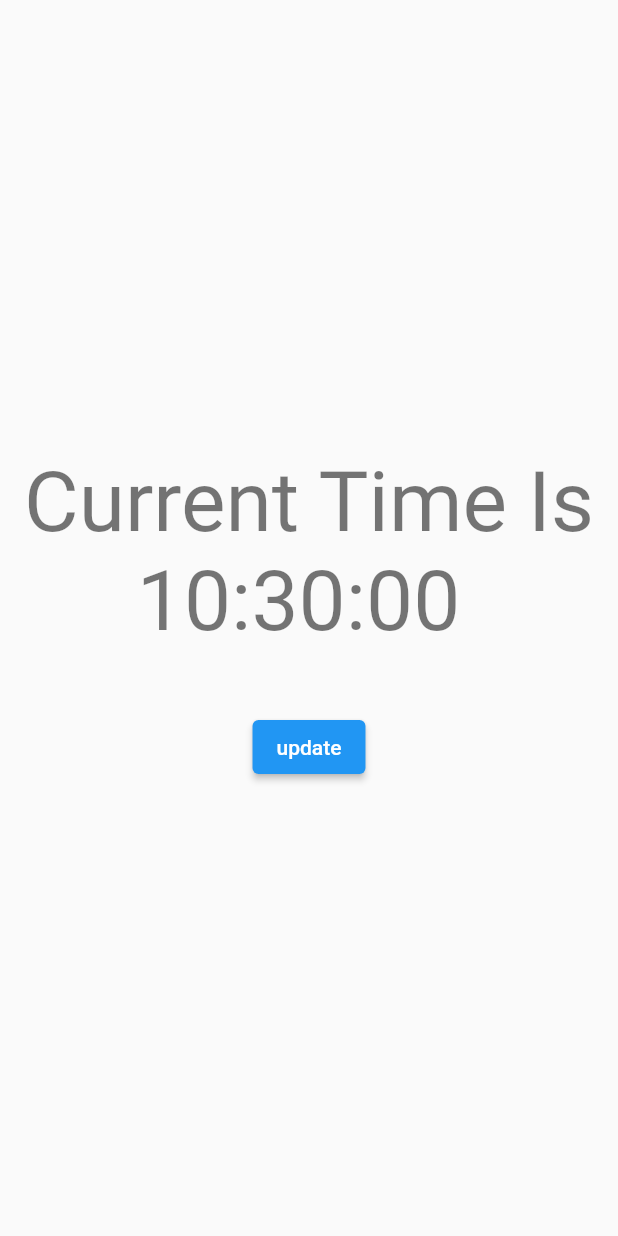
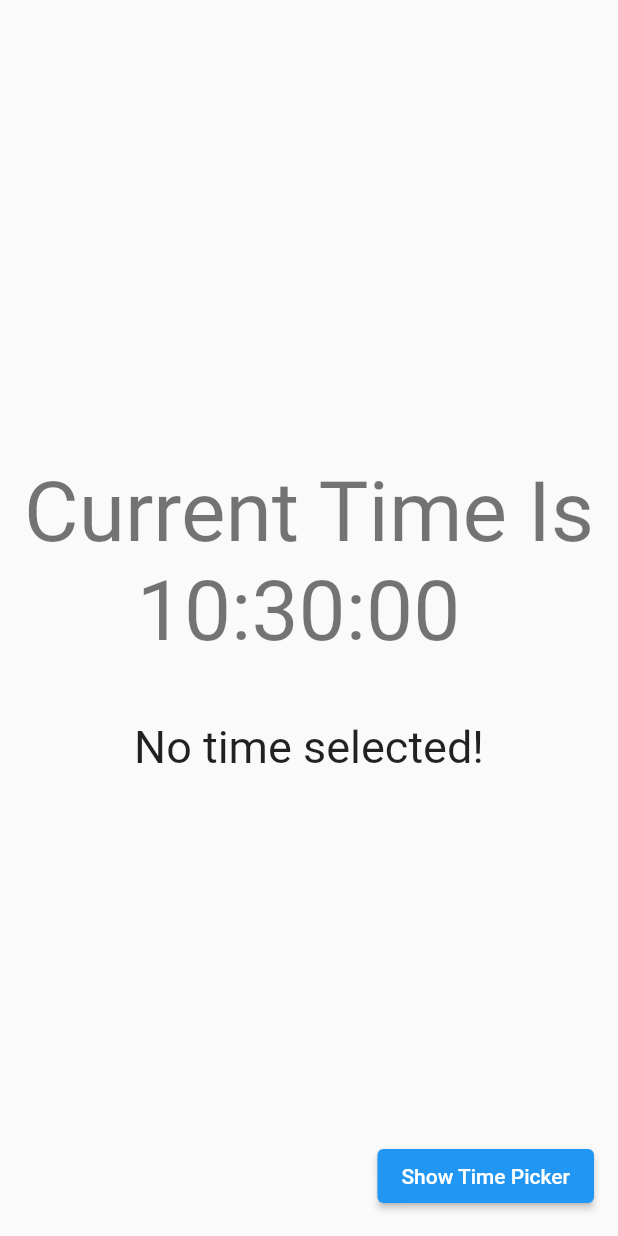
Before and after one commit to arbaan-max/Learning-Projects, a Flutter app: the first screen one second after launch, on a phone screen of 412 x 824 dp. Run offline on Flutter 3.47's test engine with Material 2 defaults, Android fonts, the phone set to English and light mode, and no system bars.

Commit message:
added timmer

```diff
--- a/lib/main.dart
+++ b/lib/main.dart
@@ -1,7 +1,9 @@
 import 'package:auth/time_provider.dart';
 import 'package:flutter/material.dart';
+import 'package:flutter/services.dart';
 import 'package:intl/intl.dart';
 import 'package:provider/provider.dart';
+import 'dart:developer';
 
 void main() {
   runApp(MyApp());
@@ -18,17 +20,49 @@ class MyApp extends StatelessWidget {
             create: (context) => TimeProvider()),
       ],
       child: const MaterialApp(
+        debugShowCheckedModeBanner: false,
         home: HomePage(),
       ),
     );
   }
 }
 
-class HomePage extends StatelessWidget {
+class HomePage extends StatefulWidget {
   const HomePage({super.key});
 
   @override
+  State<HomePage> createState() => _HomePageState();
+}
+
+class _HomePageState extends State<HomePage> {
+  @override
+  void initState() {
+    Provider.of<TimeProvider>(context, listen: false).updateTime();
+
+    super.initState();
+  }
+
+  TextEditingController timeinput = TextEditingController();
+
+  String? _selectedTime;
+
+    Future<void> _show() async {
+    final TimeOfDay? result =
+        await showTimePicker(context: context, initialTime: TimeOfDay.now());
+    if (result != null) {
+      setState(() {
+        _selectedTime = result.format(context);
+      });
+    }
+  }
+
+  @override
   Widget build(BuildContext context) {
+    SystemChrome.setSystemUIOverlayStyle(
+      SystemUiOverlayStyle.dark.copyWith(
+        statusBarColor: Colors.transparent,
+      ),
+    );
     return Scaffold(
       body: Center(
         child: Column(
@@ -40,19 +74,28 @@ class HomePage extends StatelessWidget {
             ),
             Text(
               DateFormat('hh:mm:ss ')
-                  .format(Provider.of<TimeProvider>(context).get()),
+                  .format(Provider.of<TimeProvider>(context).currentTime),
               style: Theme.of(context).textTheme.headline2,
             ),
-            const SizedBox(height: 40,),
-            ElevatedButton(
-              onPressed: () {
-                Provider.of<TimeProvider>(context,listen: false).updateTime();
-              },
-              child: const Text('update'),
+            const SizedBox(
+              height: 40,
             ),
+            // ElevatedButton(
+            //   onPressed: () {
+            //     Provider.of<TimeProvider>(context, listen: false).updateTime();
+            //   },
+            //   child: const Text('update'),
+            // ),
+              Text(
+          _selectedTime != null ? _selectedTime! : 'No time selected!',
+          style: const TextStyle(fontSize: 30),
+        ),
+
           ],
         ),
       ),
+      floatingActionButton: ElevatedButton(
+          onPressed: _show, child: const Text('Show Time Picker')),
     );
   }
 }
--- a/lib/time_provider.dart
+++ b/lib/time_provider.dart
@@ -2,8 +2,9 @@ import 'package:flutter/cupertino.dart';
 
 class TimeProvider extends ChangeNotifier {
   DateTime _now = DateTime.now();
+  Duration _timer =Duration();
 
-  DateTime get() {
+  DateTime get currentTime {
     return _now;
   }
 
@@ -16,4 +17,10 @@ class TimeProvider extends ChangeNotifier {
     }
 
   }
+
+  void setTime(Duration time){
+    _timer=time;
+    notifyListeners();
+
+  }
 }
```
